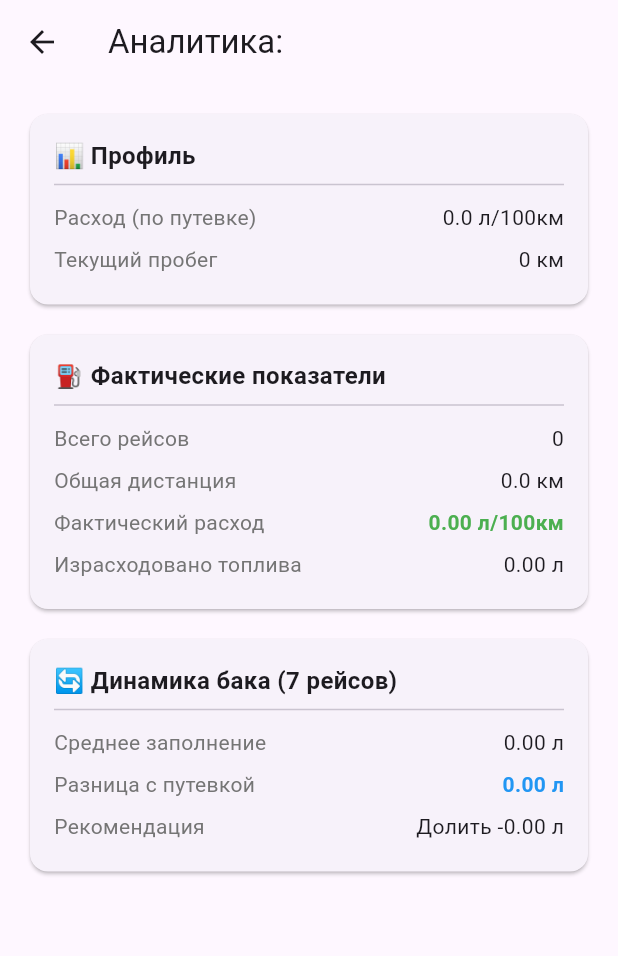
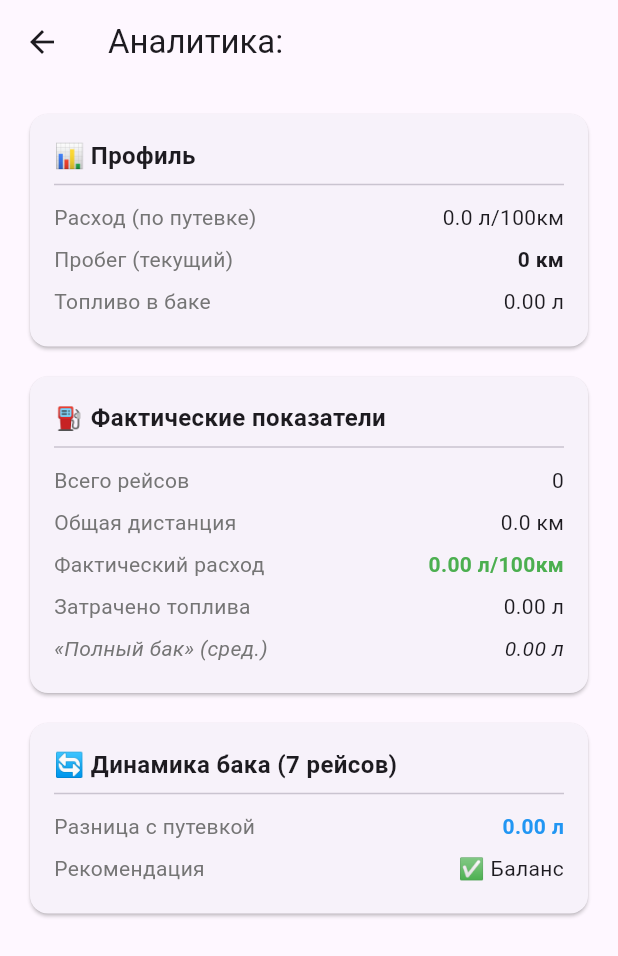
Before and after one commit to JustSelection/race_calculator_2_try2, a Flutter app: the ProfilesScreen screen opened directly, after a tap on the "analytics" icon, on a phone screen of 412 x 824 dp. Shown: the top 956 px of the screen. Run offline on Flutter 3.47's test engine with Material 3 defaults, Android fonts, the phone set to English and light mode, and no system bars; accounts and stored records are empty.

Commit message:
fix: 8 UI bags are fixed

```diff
--- a/lib/models/car_profile.dart
+++ b/lib/models/car_profile.dart
@@ -4,6 +4,7 @@ class CarProfile {
   String plate;
   double consumption;
   double currentOdo;
+  double fuelInTank;
 
   CarProfile({
     required this.id,
@@ -11,11 +12,13 @@ class CarProfile {
     required this.plate,
     required this.consumption,
     required this.currentOdo,
+    this.fuelInTank = 0.0,
   });
 
   Map<String, dynamic> toJson() => {
     'id': id, 'brand': brand, 'plate': plate,
     'consumption': consumption, 'currentOdo': currentOdo,
+    'fuelInTank': fuelInTank,
   };
 
   factory CarProfile.fromJson(Map<String, dynamic> json) => CarProfile(
@@ -24,5 +27,8 @@ class CarProfile {
     plate: json['plate'] as String,
     consumption: (json['consumption'] as num).toDouble(),
     currentOdo: (json['currentOdo'] as num).toDouble(),
+    fuelInTank: json['fuelInTank'] != null
+        ? (json['fuelInTank'] as num).toDouble()
+        : 0.0,
   );
 }
--- a/lib/models/trip.dart
+++ b/lib/models/trip.dart
@@ -16,22 +16,26 @@ class Trip {
     required this.remaining, required this.distance, required this.consumption,
   });
 
+  // ✅ Helper для округления до сотых
+  static double _round2(double value) => double.parse(value.toStringAsFixed(2));
+
   Map<String, dynamic> toJson() => {
     'id': id, 'date': date.toIso8601String(),
-    'startOdo': startOdo, 'endOdo': endOdo,
-    'fuelDeparture': fuelDeparture, 'fuelAdded': fuelAdded,
-    'remaining': remaining, 'distance': distance, 'consumption': consumption,
+    'startOdo': _round2(startOdo), 'endOdo': _round2(endOdo),
+    'fuelDeparture': _round2(fuelDeparture), 'fuelAdded': _round2(fuelAdded),
+    'remaining': _round2(remaining), 'distance': _round2(distance),
+    'consumption': consumption,
   };
 
   factory Trip.fromJson(Map<String, dynamic> json) => Trip(
     id: json['id'] as String,
     date: DateTime.parse(json['date'] as String),
-    startOdo: (json['startOdo'] as num).toDouble(),
-    endOdo: (json['endOdo'] as num).toDouble(),
-    fuelDeparture: (json['fuelDeparture'] as num).toDouble(),
-    fuelAdded: (json['fuelAdded'] as num).toDouble(),
-    remaining: (json['remaining'] as num).toDouble(),
-    distance: (json['distance'] as num).toDouble(),
+    startOdo: _round2((json['startOdo'] as num).toDouble()),
+    endOdo: _round2((json['endOdo'] as num).toDouble()),
+    fuelDeparture: _round2((json['fuelDeparture'] as num).toDouble()),
+    fuelAdded: _round2((json['fuelAdded'] as num).toDouble()),
+    remaining: _round2((json['remaining'] as num).toDouble()),
+    distance: _round2((json['distance'] as num).toDouble()),
     consumption: (json['consumption'] as num).toDouble(),
   );
 }
--- a/lib/screens/analytics_screen.dart
+++ b/lib/screens/analytics_screen.dart
@@ -24,7 +24,10 @@ class _AnalyticsScreenState extends State<AnalyticsScreen> {
   }
 
   Future<void> _loadData() async {
-    final trips = await StorageService.loadTrips(widget.profile.brand, widget.profile.plate);
+    final trips = await StorageService.loadTrips(
+      widget.profile.brand,
+      widget.profile.plate,
+    );
     if (!mounted) return;
     setState(() {
       _trips = trips;
@@ -34,86 +37,178 @@ class _AnalyticsScreenState extends State<AnalyticsScreen> {
   }
 
   void _computeAnalytics() {
-    // Хэш для кэша
-    final hash = '${_trips.length}_${_trips.take(7).map((t) => t.remaining.toStringAsFixed(2)).join('|')}';
+    // ✅ Хэш для кэша
+    final hash =
+        '${_trips.length}_${_trips.fold(0.0, (s, t) => s + t.remaining).toStringAsFixed(2)}';
     if (_cacheHash == hash && _cachedData != null) return;
 
+    if (_trips.isEmpty) {
+      _cachedData = AnalyticsData(
+        actualConsumption: widget.profile.consumption,
+        avgFullTank: 0.0,
+        diffToWaybill: 0.0,
+        totalTrips: 0,
+        totalDistance: 0.0,
+        totalFuelUsed: 0.0,
+        currentOdo: widget.profile.currentOdo,
+        currentFuel: widget.profile.fuelInTank,
+      );
+      _cacheHash = hash;
+      return;
+    }
+
+    // ✅ Актуальные данные из последнего рейса
+    final lastTrip = _trips.first;
+    final currentOdo = lastTrip.endOdo;
+    final currentFuel = lastTrip.remaining;
+
+    // ✅ Фактический расход: (полный бак − остаток) / дистанция × 100
+    final totalDistance = _trips.fold(0.0, (sum, t) => sum + t.distance);
+    final totalFullTank = _trips.fold(
+      0.0,
+      (sum, t) => sum + t.fuelDeparture + t.fuelAdded,
+    );
+    final totalRemaining = _trips.fold(0.0, (sum, t) => sum + t.remaining);
+    final totalFuelActuallyUsed = (totalFullTank - totalRemaining).toDouble();
+
+    final actualConsumption = totalDistance > 0
+        ? ((totalFuelActuallyUsed / totalDistance) * 100).toDouble()
+        : widget.profile.consumption;
+
+    // ✅ Динамика бака: средний «полный бак» за последние 7 рейсов
     final last7 = _trips.take(7).toList();
+    final avgFullTank = last7.isEmpty
+        ? 0.0
+        : (last7.fold(0.0, (sum, t) => sum + t.fuelDeparture + t.fuelAdded) /
+                  last7.length)
+              .toDouble();
 
-    // ✅ Явно приводим к double
-    final totalDistance = _trips.fold(0.0, (sum, t) => sum + t.distance);
-    final totalConsumed = _trips.fold(0.0, (sum, t) => sum + (t.fuelDeparture + t.fuelAdded - t.remaining));
+    // ✅ Ожидаемый расход по путевке
+    final expectedFuelForDistance =
+        ((totalDistance / 100) * widget.profile.consumption).toDouble();
 
-    final actualConsumption = totalDistance > 0 ? (totalConsumed / totalDistance * 100).toDouble() : 0.0;
-
-    // ✅ Используем fold вместо reduce + toDouble()
-    final avgTankFill = last7.isEmpty ? 0.0 :
-        (last7.fold(0.0, (sum, t) => sum + t.fuelAdded + t.fuelDeparture) / last7.length).toDouble();
-
-    final expectedConsumption = widget.profile.consumption;
-    final expectedFuelForDistance = (totalDistance / 100) * expectedConsumption;
-    final diffToWaybill = (totalConsumed - expectedFuelForDistance).toDouble();
+    // ✅ Разница
+    final diffToWaybill = (totalFuelActuallyUsed - expectedFuelForDistance)
+        .toDouble();
 
     _cacheHash = hash;
     _cachedData = AnalyticsData(
       actualConsumption: actualConsumption,
-      avgTankFill: avgTankFill,
+      avgFullTank: avgFullTank,
       diffToWaybill: diffToWaybill,
       totalTrips: _trips.length,
       totalDistance: totalDistance,
-      totalFuelUsed: totalConsumed,
+      totalFuelUsed: totalFuelActuallyUsed,
+      currentOdo: currentOdo,
+      currentFuel: currentFuel,
     );
   }
 
   @override
   Widget build(BuildContext context) {
     return Scaffold(
-      appBar: AppBar(title: Text('Аналитика: ${widget.profile.brand} ${widget.profile.plate}')),
+      appBar: AppBar(
+        title: Text(
+          'Аналитика: ${widget.profile.brand} ${widget.profile.plate}',
+        ),
+      ),
       body: _loading
           ? const Center(child: CircularProgressIndicator())
           : RefreshIndicator(
-              onRefresh: () async { await _loadData(); },
+              onRefresh: () async {
+                await _loadData();
+              },
               child: ListView(
                 padding: const EdgeInsets.all(16),
                 children: [
                   _card('📊 Профиль', [
-                    _row('Расход (по путевке)', '${widget.profile.consumption} л/100км'),
-                    _row('Текущий пробег', '${widget.profile.currentOdo.toStringAsFixed(0)} км'),
+                    _row(
+                      'Расход (по путевке)',
+                      '${widget.profile.consumption.toStringAsFixed(1)} л/100км',
+                    ),
+                    _row(
+                      'Пробег (текущий)',
+                      '${_cachedData?.currentOdo.toStringAsFixed(0) ?? widget.profile.currentOdo.toStringAsFixed(0)} км',
+                      highlight: true,
+                    ),
+                    _row(
+                      'Топливо в баке',
+                      '${_cachedData?.currentFuel.toStringAsFixed(2) ?? widget.profile.fuelInTank.toStringAsFixed(2)} л',
+                    ),
                   ]),
                   const SizedBox(height: 12),
                   _card('⛽ Фактические показатели', [
                     _row('Всего рейсов', '${_cachedData?.totalTrips ?? 0}'),
-                    _row('Общая дистанция', '${_cachedData?.totalDistance.toStringAsFixed(1) ?? '0'} км'),
-                    _row('Фактический расход', '${_cachedData?.actualConsumption.toStringAsFixed(2) ?? '0'} л/100км',
-                        highlight: true,
-                        color: (_cachedData?.actualConsumption ?? 0) > widget.profile.consumption ? Colors.orange : Colors.green),
-                    _row('Израсходовано топлива', '${_cachedData?.totalFuelUsed.toStringAsFixed(2) ?? '0'} л'),
+                    _row(
+                      'Общая дистанция',
+                      '${_cachedData?.totalDistance.toStringAsFixed(1) ?? '0'} км',
+                    ),
+                    _row(
+                      'Фактический расход',
+                      '${_cachedData?.actualConsumption.toStringAsFixed(2) ?? '0'} л/100км',
+                      highlight: true,
+                      color:
+                          (_cachedData?.actualConsumption ?? 0) >
+                              widget.profile.consumption
+                          ? Colors.orange
+                          : Colors.green,
+                    ),
+                    _row(
+                      'Затрачено топлива',
+                      '${_cachedData?.totalFuelUsed.toStringAsFixed(2) ?? '0'} л',
+                    ),
+                    _row(
+                      '«Полный бак» (сред.)',
+                      '${_cachedData?.avgFullTank.toStringAsFixed(2) ?? '0'} л',
+                      italic: true,
+                    ),
                   ]),
                   const SizedBox(height: 12),
                   _card('🔄 Динамика бака (7 рейсов)', [
-                    _row('Среднее заполнение', '${_cachedData?.avgTankFill.toStringAsFixed(2) ?? '0'} л'),
-                    _row('Разница с путевкой', '${_cachedData?.diffToWaybill.toStringAsFixed(2) ?? '0'} л',
-                        highlight: true,
-                        color: (_cachedData?.diffToWaybill ?? 0) > 0 ? Colors.red : Colors.blue),
-                    _row('Рекомендация', _cachedData != null
-                        ? (_cachedData!.diffToWaybill > 0
-                            ? 'Слить ${_cachedData!.diffToWaybill.toStringAsFixed(2)} л'
-                            : 'Долить ${(-_cachedData!.diffToWaybill).toStringAsFixed(2)} л')
-                        : '—'),
+                    _row(
+                      'Разница с путевкой',
+                      '${_cachedData?.diffToWaybill.toStringAsFixed(2) ?? '0'} л',
+                      highlight: true,
+                      color: (_cachedData?.diffToWaybill ?? 0) > 0
+                          ? Colors.red
+                          : Colors.blue,
+                    ),
+                    _row(
+                      'Рекомендация',
+                      _cachedData != null
+                          ? (_cachedData!.diffToWaybill.abs() < 0.01
+                                ? '✅ Баланс'
+                                : _cachedData!.diffToWaybill > 0
+                                ? '⚠️ Слить ${_cachedData!.diffToWaybill.toStringAsFixed(2)} л'
+                                : '➕ Долить ${(-_cachedData!.diffToWaybill).toStringAsFixed(2)} л')
+                          : '—',
+                    ),
                   ]),
                   if (_trips.isNotEmpty) ...[
                     const SizedBox(height: 16),
-                    const Text('🗂 Последние рейсы', style: TextStyle(fontWeight: FontWeight.bold)),
+                    const Text(
+                      '🗂 Последние рейсы',
+                      style: TextStyle(fontWeight: FontWeight.bold),
+                    ),
                     ListView.builder(
                       shrinkWrap: true,
                       physics: const NeverScrollableScrollPhysics(),
                       itemCount: _trips.take(5).length,
                       itemBuilder: (_, i) {
                         final t = _trips[i];
+                        final fullTank = t.fuelDeparture + t.fuelAdded;
+                        final used = fullTank - t.remaining;
+                        final tripConsumption = t.distance > 0
+                            ? (used / t.distance * 100)
+                            : 0;
                         return ListTile(
                           dense: true,
-                          title: Text('${DateFormat('dd.MM.yyyy').format(t.date)} • ${t.distance.toStringAsFixed(1)} км'),
-                          subtitle: Text('Расход: ${((t.fuelDeparture + t.fuelAdded - t.remaining) / t.distance * 100).toStringAsFixed(1)} л/100км'),
+                          title: Text(
+                            '${DateFormat('dd.MM.yyyy').format(t.date)} • ${t.distance.toStringAsFixed(1)} км',
+                          ),
+                          subtitle: Text(
+                            'Бак: ${fullTank.toStringAsFixed(1)} л → Расход: ${tripConsumption.toStringAsFixed(1)} л/100км',
+                          ),
                         );
                       },
                     ),
@@ -127,34 +222,70 @@ class _AnalyticsScreenState extends State<AnalyticsScreen> {
   Widget _card(String title, List<Widget> children) => Card(
     child: Padding(
       padding: const EdgeInsets.all(16),
-      child: Column(crossAxisAlignment: CrossAxisAlignment.start, children: [
-        Text(title, style: const TextStyle(fontWeight: FontWeight.bold, fontSize: 16)),
-        const Divider(),
-        ...children,
-      ]),
+      child: Column(
+        crossAxisAlignment: CrossAxisAlignment.start,
+        children: [
+          Text(
+            title,
+            style: const TextStyle(fontWeight: FontWeight.bold, fontSize: 16),
+          ),
+          const Divider(),
+          ...children,
+        ],
+      ),
     ),
   );
 
-  Widget _row(String label, String value, {bool highlight = false, Color? color}) => Padding(
+  Widget _row(
+    String label,
+    String value, {
+    bool highlight = false,
+    Color? color,
+    bool italic = false,
+  }) => Padding(
     padding: const EdgeInsets.symmetric(vertical: 4),
-    child: Row(mainAxisAlignment: MainAxisAlignment.spaceBetween, children: [
-      Text(label, style: TextStyle(color: Colors.grey[600])),
-      Text(value, style: TextStyle(fontWeight: highlight ? FontWeight.bold : null, color: color)),
-    ]),
+    child: Row(
+      mainAxisAlignment: MainAxisAlignment.spaceBetween,
+      children: [
+        Text(
+          label,
+          style: TextStyle(
+            color: Colors.grey[600],
+            fontStyle: italic ? FontStyle.italic : FontStyle.normal,
+          ),
+        ),
+        Text(
+          value,
+          style: TextStyle(
+            fontWeight: highlight ? FontWeight.bold : FontWeight.normal,
+            color: color,
+            fontStyle: italic ? FontStyle.italic : FontStyle.normal,
+          ),
+        ),
+      ],
+    ),
   );
 }
 
-// Модель данных аналитики
+// ✅ Модель данных аналитики
 class AnalyticsData {
   final double actualConsumption;
-  final double avgTankFill;
+  final double avgFullTank; // ✅ средний «полный бак»
   final double diffToWaybill;
   final int totalTrips;
   final double totalDistance;
   final double totalFuelUsed;
+  final double currentOdo;
+  final double currentFuel;
 
   AnalyticsData({
-    required this.actualConsumption, required this.avgTankFill, required this.diffToWaybill,
-    required this.totalTrips, required this.totalDistance, required this.totalFuelUsed,
+    required this.actualConsumption,
+    required this.avgFullTank,
+    required this.diffToWaybill,
+    required this.totalTrips,
+    required this.totalDistance,
+    required this.totalFuelUsed,
+    required this.currentOdo,
+    required this.currentFuel,
   });
 }
```
Also changed, not shown: lib/screens/calculator_screen.dart (+45 -28 lines), lib/screens/profiles_screen.dart (+40 -5 lines).
